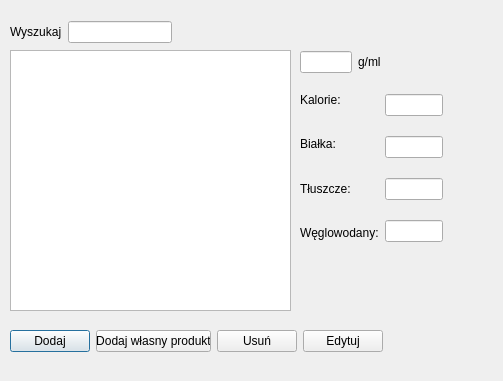
This is FitBulliq/addproductwindow.ui in kmbrzoza/FitBulliq as Qt 5 draws it before an edit. The edited form follows.
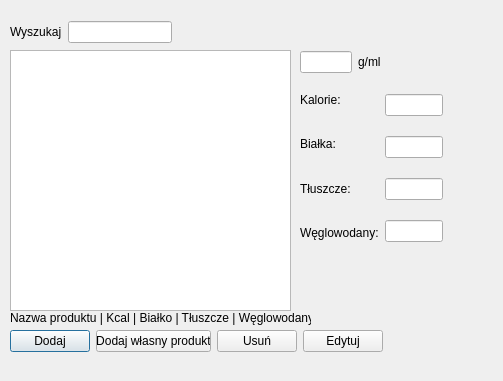
This is the edited form.

```diff
--- a/FitBulliq/addproductwindow.ui
+++ b/FitBulliq/addproductwindow.ui
@@ -31,7 +31,7 @@
   <property name="windowTitle">
    <string>Dialog</string>
   </property>
-  <widget class="QWidget" name="">
+  <widget class="QWidget" name="layoutWidget">
    <property name="geometry">
     <rect>
      <x>10</x>
@@ -71,7 +71,7 @@
     </item>
    </layout>
   </widget>
-  <widget class="QWidget" name="">
+  <widget class="QWidget" name="layoutWidget">
    <property name="geometry">
     <rect>
      <x>300</x>
@@ -137,7 +137,7 @@
     </item>
    </layout>
   </widget>
-  <widget class="QWidget" name="">
+  <widget class="QWidget" name="layoutWidget">
    <property name="geometry">
     <rect>
      <x>300</x>
@@ -169,7 +169,7 @@
     </rect>
    </property>
   </widget>
-  <widget class="QWidget" name="">
+  <widget class="QWidget" name="layoutWidget">
    <property name="geometry">
     <rect>
      <x>10</x>
@@ -191,6 +191,19 @@
     </item>
    </layout>
   </widget>
+  <widget class="QLabel" name="label_7">
+   <property name="geometry">
+    <rect>
+     <x>10</x>
+     <y>310</y>
+     <width>301</width>
+     <height>16</height>
+    </rect>
+   </property>
+   <property name="text">
+    <string>Nazwa produktu | Kcal | Białko | Tłuszcze | Węglowodany</string>
+   </property>
+  </widget>
  </widget>
  <resources/>
  <connections/>
```
